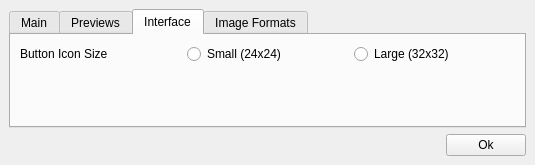
Old version of the form settingswindow.ui in the repository onto/effy.
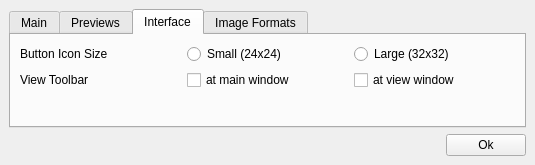
New version of the form. The open tabs and pages were chosen to show the change.

Patch:
```diff
--- a/settingswindow.ui
+++ b/settingswindow.ui
@@ -239,6 +239,27 @@
               </property>
              </widget>
             </item>
+            <item row="1" column="0">
+             <widget class="QLabel" name="label_2">
+              <property name="text">
+               <string>View Toolbar</string>
+              </property>
+             </widget>
+            </item>
+            <item row="1" column="1">
+             <widget class="QCheckBox" name="checkBox">
+              <property name="text">
+               <string>at main window</string>
+              </property>
+             </widget>
+            </item>
+            <item row="1" column="2">
+             <widget class="QCheckBox" name="checkBox_2">
+              <property name="text">
+               <string>at view window</string>
+              </property>
+             </widget>
+            </item>
            </layout>
           </item>
           <item row="4" column="0">
```
Left out of the diff: 2 changed lines with no effect on the pictures.
